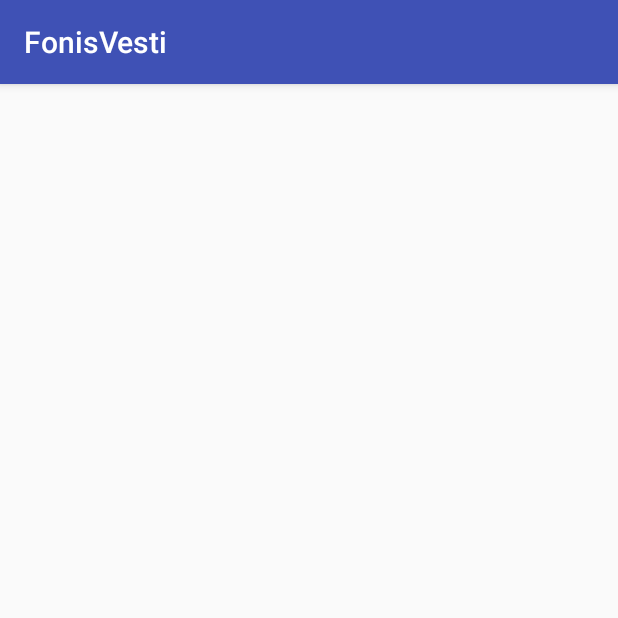
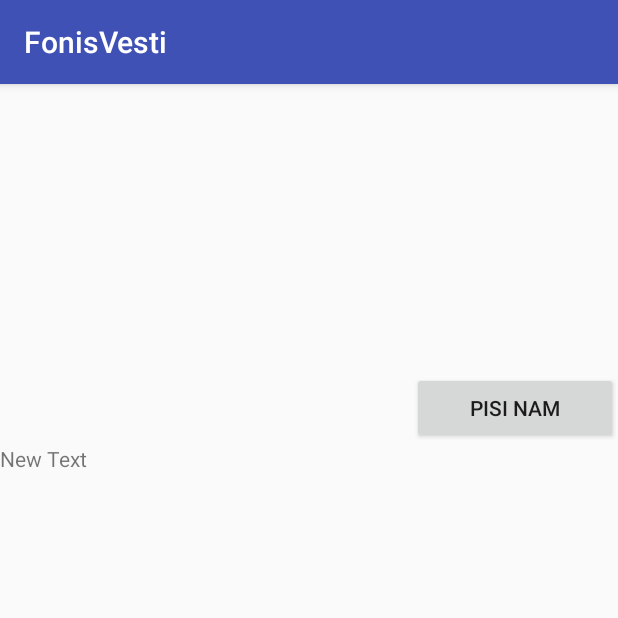
Before and after one commit to FonisVesti/FonisVesti, an Android app: the ONamaActivity screen opened directly, with no data from a screen before it, on a phone screen of 412 x 824 dp, the top half of it. Run offline under Robolectric (Android 15) with nearby library versions, the phone set to English and light mode, and no system bars.

Commit message:
Dodate komponente na ONamaActivity.

```diff
--- a/app/src/main/res/layout/activity_onama.xml
+++ b/app/src/main/res/layout/activity_onama.xml
@@ -1,6 +1,26 @@
 <?xml version="1.0" encoding="utf-8"?>
 <LinearLayout xmlns:android="http://schemas.android.com/apk/res/android"
     android:orientation="vertical" android:layout_width="match_parent"
-    android:layout_height="match_parent">
+    android:layout_height="match_parent"
+    android:weightSum="1">
 
+    <ImageView
+        android:layout_width="fill_parent"
+        android:layout_height="192dp"
+        android:id="@+id/imgFonis"
+        android:layout_weight="0.09" />
+
+    <Button
+        style="?android:attr/buttonStyleSmall"
+        android:layout_width="137dp"
+        android:layout_height="wrap_content"
+        android:text="Pisi nam"
+        android:id="@+id/btnPisiNam"
+        android:layout_gravity="right" />
+
+    <TextView
+        android:layout_width="fill_parent"
+        android:layout_height="530dp"
+        android:text="New Text"
+        android:id="@+id/twONama" />
 </LinearLayout>
```
